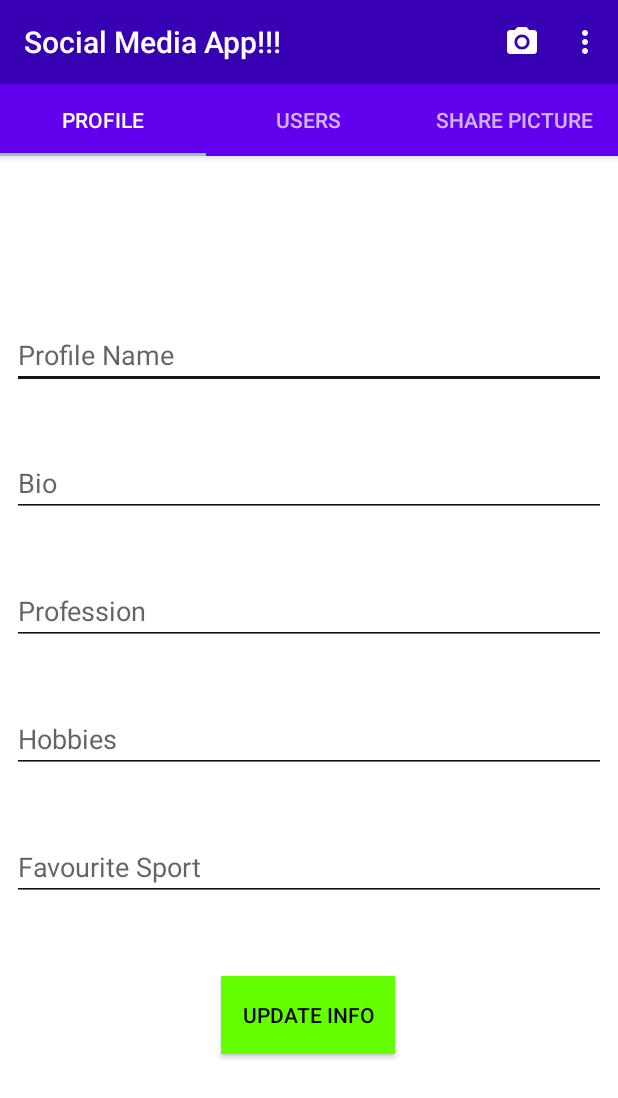
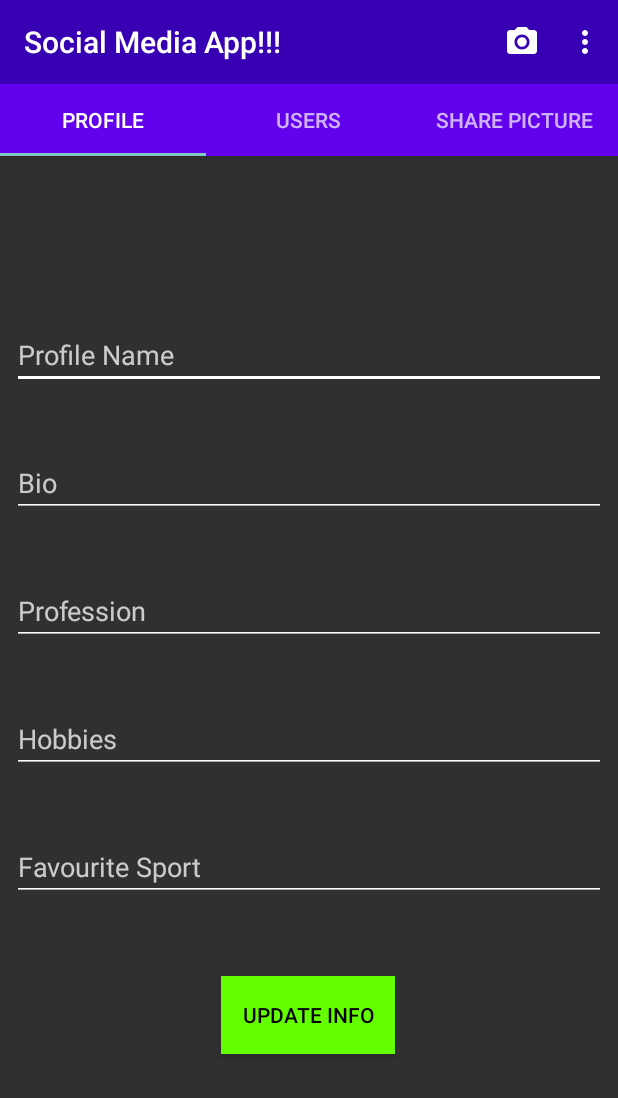
Before and after one commit to DivyanshThakur/InstagramClone, an Android app: the ProfileTab screen opened directly, with no data from a screen before it, on a phone screen of 412 x 824 dp. Shown: the top 1098 px of the screen. Run offline under Robolectric (Android 15) with nearby library versions, the phone set to English and light mode, and no system bars; libraries missing offline, so code that uses them is left out: com.parse, es.dmoral.toasty, libs.mjn.prettydialog; 9 statements that could not run were skipped.

```diff
--- a/app/src/main/java/com/example/instagramclone/LogIn.java
+++ b/app/src/main/java/com/example/instagramclone/LogIn.java
@@ -61,6 +61,8 @@ public class LogIn extends AppCompatActivity implements View.OnClickListener {
     public void onClick(View view) {
         switch (view.getId()) {
             case R.id.btnSignUpLA:
+                Intent intent = new Intent(LogIn.this,SignUp.class);
+                startActivity(intent);
                 finish();
                 break;
             case R.id.btnLogInLA:
--- a/app/src/main/java/com/example/instagramclone/SignUp.java
+++ b/app/src/main/java/com/example/instagramclone/SignUp.java
@@ -101,6 +101,7 @@ public class SignUp extends AppCompatActivity {
 
                 Intent intent = new Intent(SignUp.this, LogIn.class);
                 startActivity(intent);
+                finish();
 
             }
         });
--- a/app/src/main/res/layout/activity_social_media.xml
+++ b/app/src/main/res/layout/activity_social_media.xml
@@ -25,7 +25,6 @@
         android:id="@+id/viewPager"
         android:layout_width="match_parent"
         android:layout_height="wrap_content"
-        android:background="@color/cardview_light_background"
         android:layout_below="@+id/appBarLayout"/>
 
 </RelativeLayout>
--- a/app/src/main/res/layout/fragment_profile_tab.xml
+++ b/app/src/main/res/layout/fragment_profile_tab.xml
@@ -13,13 +13,14 @@
         android:layout_marginStart="8dp"
         android:layout_marginTop="110dp"
         android:layout_marginEnd="8dp"
-        android:backgroundTint="#EB000000"
+        android:backgroundTint="#FFFFFF"
         android:ems="10"
         android:hint="Profile Name"
         android:inputType="textPersonName"
-        android:textColor="#0C0C0C"
+        android:shadowColor="#FFFFFF"
+        android:textColor="#FFFFFF"
         android:textColorHighlight="#AA00FF"
-        android:textColorHint="#BF352E2E"
+        android:textColorHint="#BFFFFFFF"
         android:textColorLink="#307903"
         app:layout_constraintEnd_toEndOf="parent"
         app:layout_constraintStart_toStartOf="parent"
@@ -32,13 +33,14 @@
         android:layout_marginStart="8dp"
         android:layout_marginTop="40dp"
         android:layout_marginEnd="8dp"
-        android:backgroundTint="#EB000000"
+        android:backgroundTint="#FFFFFF"
         android:ems="10"
         android:hint="Bio"
         android:inputType="textPersonName"
-        android:textColor="#0C0C0C"
+        android:shadowColor="#FFFFFF"
+        android:textColor="#FFFFFF"
         android:textColorHighlight="#AA00FF"
-        android:textColorHint="#BF352E2E"
+        android:textColorHint="#BFFFFFFF"
         android:textColorLink="#307903"
         app:layout_constraintEnd_toEndOf="parent"
         app:layout_constraintStart_toStartOf="parent"
@@ -51,13 +53,14 @@
         android:layout_marginStart="8dp"
         android:layout_marginTop="40dp"
         android:layout_marginEnd="8dp"
-        android:backgroundTint="#EB000000"
+        android:backgroundTint="#FFFFFF"
         android:ems="10"
         android:hint="Profession"
         android:inputType="textPersonName"
-        android:textColor="#0C0C0C"
+        android:shadowColor="#FFFFFF"
+        android:textColor="#FFFFFF"
         android:textColorHighlight="#AA00FF"
-        android:textColorHint="#BF352E2E"
+        android:textColorHint="#BFFFFFFF"
         android:textColorLink="#307903"
         app:layout_constraintEnd_toEndOf="parent"
         app:layout_constraintStart_toStartOf="parent"
@@ -70,13 +73,14 @@
         android:layout_marginStart="8dp"
         android:layout_marginTop="40dp"
         android:layout_marginEnd="8dp"
-        android:backgroundTint="#EB000000"
+        android:backgroundTint="#FFFFFF"
         android:ems="10"
         android:hint="Hobbies"
         android:inputType="textPersonName"
-        android:textColor="#0C0C0C"
+        android:shadowColor="#FFFFFF"
+        android:textColor="#FFFFFF"
         android:textColorHighlight="#AA00FF"
-        android:textColorHint="#BF352E2E"
+        android:textColorHint="#BFFFFFFF"
         android:textColorLink="#307903"
         app:layout_constraintEnd_toEndOf="parent"
         app:layout_constraintStart_toStartOf="parent"
@@ -103,13 +107,14 @@
         android:layout_marginStart="8dp"
         android:layout_marginTop="40dp"
         android:layout_marginEnd="8dp"
-        android:backgroundTint="#EB000000"
+        android:backgroundTint="#FFFFFF"
         android:ems="10"
         android:hint="Favourite Sport"
         android:inputType="textPersonName"
-        android:textColor="#0C0C0C"
+        android:shadowColor="#FFFFFF"
+        android:textColor="#FFFFFF"
         android:textColorHighlight="#AA00FF"
-        android:textColorHint="#BF352E2E"
+        android:textColorHint="#BFFFFFFF"
         android:textColorLink="#307903"
         app:layout_constraintEnd_toEndOf="parent"
         app:layout_constraintStart_toStartOf="parent"
--- a/app/src/main/res/layout/fragment_users_tab.xml
+++ b/app/src/main/res/layout/fragment_users_tab.xml
@@ -10,8 +10,9 @@
         android:id="@+id/listView"
         android:layout_width="395dp"
         android:layout_height="715dp"
-        android:cacheColorHint="#000000"
+        android:cacheColorHint="#D6C8C8"
         android:divider="@color/normalColor"
+        android:forceDarkAllowed="false"
         android:visibility="gone"
         app:layout_constraintBottom_toBottomOf="parent"
         app:layout_constraintEnd_toEndOf="parent"
```
Also changed, not shown: app/src/main/res/layout/fragment_share_picture_tab.xml (+26 -16 lines).
